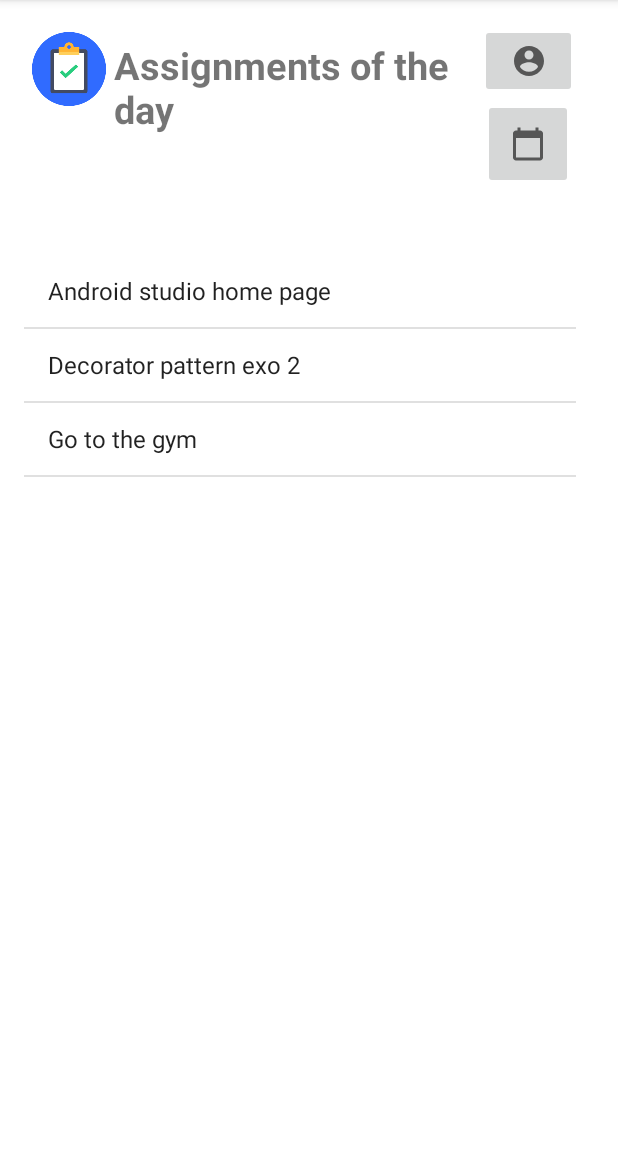
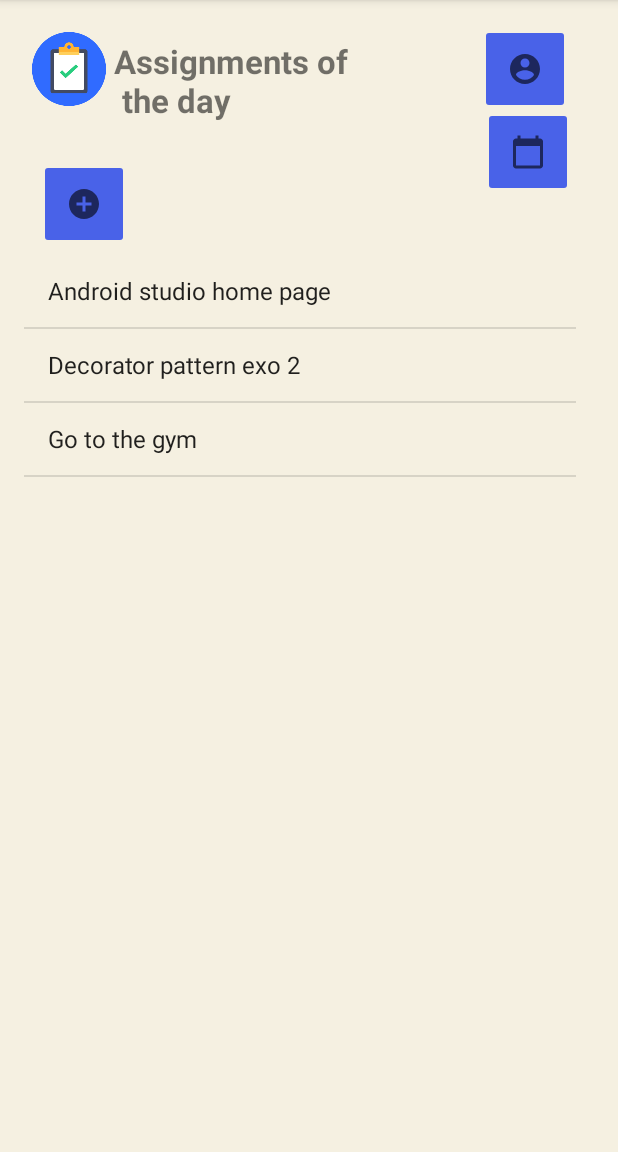
Before and after one commit to CristianaLima/Assigment, an Android app: the Home screen opened directly, with no data from a screen before it, on a phone screen of 412 x 824 dp, the part 84-1236 px from its top. Run offline under Robolectric (Android 15) with nearby library versions, the phone set to English and light mode, and no system bars.

Commit message:
Profile button, beginning of profile page

```diff
--- a/app/src/main/java/com/example/assigmentemiliecristiana/Home.java
+++ /dev/null
@@ -1,90 +0,0 @@
-package com.example.assigmentemiliecristiana;
-
-import android.app.DatePickerDialog;
-import android.content.Intent;
-import android.graphics.Color;
-import android.graphics.drawable.ColorDrawable;
-import android.os.Bundle;
-import android.view.View;
-import android.widget.ArrayAdapter;
-import android.widget.DatePicker;
-import android.widget.EditText;
-import android.widget.ImageButton;
-import android.widget.ListView;
-import android.widget.TextView;
-
-import androidx.appcompat.app.AppCompatActivity;
-
-import org.w3c.dom.Text;
-
-import java.util.ArrayList;
-import java.util.Calendar;
-
-public class Home extends AppCompatActivity {
-
-    ListView listView;
-    TextView date_view;
-    TextView homepage_date;
-    DatePickerDialog.OnDateSetListener setListener;
-
-@Override
-    protected void onCreate (Bundle savedInstanceState) {
-    super.onCreate(savedInstanceState);
-    setContentView(R.layout.activity_home);
-
-    ImageButton calendar_button = (ImageButton) findViewById(R.id.date_button);
-    ImageButton profile_button = (ImageButton) findViewById(R.id.profile_button);
-    date_view =(TextView) findViewById(R.id.date_view);
-    listView = (ListView) findViewById(R.id.home_list);
-
-    ArrayList<String> arrayList = new ArrayList<String>();
-    arrayList.add("Android studio home page");
-    arrayList.add("Decorator pattern exo 2");
-    arrayList.add("Go to the gym");
-
-    Calendar calendar = Calendar.getInstance();
-    final int year = calendar.get(Calendar.YEAR);
-    final int month = calendar.get(Calendar.MONTH);
-    final int day = calendar.get(Calendar.DAY_OF_MONTH);
-
-    ArrayAdapter arrayAdapter = new ArrayAdapter(this, android.R.layout.simple_list_item_1, arrayList);
-    listView.setAdapter(arrayAdapter);
-
-
-    profile_button.setOnClickListener(new View.OnClickListener() {
-        @Override
-        public void onClick(View view) {
-            startActivity(new Intent(Home.this, MyProfile.class));
-
-        }
-    });
-
-    calendar_button.setOnClickListener(new View.OnClickListener() {
-        public void onClick(View view) {
-            {
-                DatePickerDialog datePickerDialog = new DatePickerDialog(
-                        Home.this, android.R.style.Theme_Holo_Light_Dialog_MinWidth, setListener, year, month, day);
-                datePickerDialog.getWindow().setBackgroundDrawable(new ColorDrawable(Color.TRANSPARENT));
-                datePickerDialog.show();
-            }
-        }
-    });
-
-
-    setListener = new DatePickerDialog.OnDateSetListener() {
-        @Override
-        public void onDateSet(DatePicker datePicker, int year, int month, int day) {
-            month = month + 1;
-            String date = day + "/" + month + "/" + year;
-            homepage_date.setText(date);
-        }
-    };
-
-
-
-
-
-
-}
-
-}
--- /dev/null
+++ b/app/src/main/java/com/example/assigmentemiliecristiana/UI/Home.java
@@ -0,0 +1,101 @@
+package com.example.assigmentemiliecristiana.UI;
+
+import android.app.DatePickerDialog;
+import android.content.Intent;
+import android.graphics.Color;
+import android.graphics.drawable.ColorDrawable;
+import android.os.Bundle;
+import android.view.View;
+import android.widget.ArrayAdapter;
+import android.widget.DatePicker;
+import android.widget.ImageButton;
+import android.widget.ListView;
+import android.widget.ScrollView;
+import android.widget.TextView;
+
+import androidx.appcompat.app.AppCompatActivity;
+
+import com.example.assigmentemiliecristiana.R;
+
+import java.util.ArrayList;
+import java.util.Calendar;
+
+public class Home extends AppCompatActivity {
+
+    ScrollView scrollView;
+    TextView date_view;
+    TextView homepage_date;
+    ListView listView;
+    DatePickerDialog.OnDateSetListener setListener;
+
+    @Override
+    protected void onCreate (Bundle savedInstanceState) {
+        super.onCreate(savedInstanceState);
+        setContentView(R.layout.activity_home);
+
+        ImageButton calendar_button = (ImageButton) findViewById(R.id.date_button);
+        ImageButton profile_button = (ImageButton) findViewById(R.id.profile_button);
+        ImageButton add_assignment = (ImageButton) findViewById(R.id.add_assingment);
+        date_view =(TextView) findViewById(R.id.date_view);
+        listView = (ListView) findViewById(R.id.home_list);
+
+        ArrayList<String> arrayList = new ArrayList<String>();
+        arrayList.add("Android studio home page");
+        arrayList.add("Decorator pattern exo 2");
+        arrayList.add("Go to the gym");
+
+        Calendar calendar = Calendar.getInstance();
+        final int year = calendar.get(Calendar.YEAR);
+        final int month = calendar.get(Calendar.MONTH);
+        final int day = calendar.get(Calendar.DAY_OF_MONTH);
+
+        ArrayAdapter arrayAdapter = new ArrayAdapter(this, android.R.layout.simple_list_item_1, arrayList);
+        listView.setAdapter(arrayAdapter);
+
+        add_assignment.setOnClickListener(new View.OnClickListener() {
+            @Override
+            public void onClick(View view) {
+                startActivity(new Intent(Home.this, AddAssignment.class));
+
+            }
+        });
+
+        profile_button.setOnClickListener(new View.OnClickListener() {
+            @Override
+            public void onClick(View view) {
+                startActivity(new Intent(Home.this, MyProfile.class));
+
+            }
+        });
+
+
+
+        calendar_button.setOnClickListener(new View.OnClickListener() {
+            public void onClick(View view) {
+                {
+                    DatePickerDialog datePickerDialog = new DatePickerDialog(
+                            Home.this, android.R.style.Theme_Holo_Light_Dialog_MinWidth, setListener, year, month, day);
+                    datePickerDialog.getWindow().setBackgroundDrawable(new ColorDrawable(Color.TRANSPARENT));
+                    datePickerDialog.show();
+                }
+            }
+        });
+
+
+        setListener = new DatePickerDialog.OnDateSetListener() {
+            @Override
+            public void onDateSet(DatePicker datePicker, int year, int month, int day) {
+                month = month + 1;
+                String date = day + "/" + month + "/" + year;
+                homepage_date.setText(date);
+            }
+        };
+
+
+
+
+
+
+    }
+
+}
--- a/app/src/main/java/com/example/assigmentemiliecristiana/LoginPage.java
+++ b/app/src/main/java/com/example/assigmentemiliecristiana/UI/LoginPage.java
@@ -1,4 +1,4 @@
-package com.example.assigmentemiliecristiana;
+package com.example.assigmentemiliecristiana.UI;
 
 import android.content.Intent;
 import android.os.Bundle;
@@ -11,9 +11,10 @@ import androidx.navigation.ui.AppBarConfiguration;
 
 
 import android.widget.Button;
-import android.widget.ListView;
 import android.widget.TextView;
 import android.widget.Toast;
+
+import com.example.assigmentemiliecristiana.R;
 
 public class LoginPage extends AppCompatActivity {
 
--- a/app/src/main/java/com/example/assigmentemiliecristiana/MyProfile.java
+++ b/app/src/main/java/com/example/assigmentemiliecristiana/UI/MyProfile.java
@@ -1,9 +1,11 @@
-package com.example.assigmentemiliecristiana;
+package com.example.assigmentemiliecristiana.UI;
 
 import android.os.Bundle;
 
 import androidx.appcompat.app.AppCompatActivity;
 import androidx.navigation.ui.AppBarConfiguration;
+
+import com.example.assigmentemiliecristiana.R;
 
 public class MyProfile extends AppCompatActivity {
 
--- a/app/src/main/java/com/example/assigmentemiliecristiana/Register.java
+++ b/app/src/main/java/com/example/assigmentemiliecristiana/UI/Register.java
@@ -1,6 +1,5 @@
-package com.example.assigmentemiliecristiana;
+package com.example.assigmentemiliecristiana.UI;
 //fjskdfgfdgfdfsddsa
-import android.content.Intent;
 import android.os.Bundle;
 import android.view.View;
 import android.widget.Button;
@@ -9,6 +8,8 @@ import android.widget.Toast;
 
 import androidx.appcompat.app.AppCompatActivity;
 import androidx.navigation.ui.AppBarConfiguration;
+
+import com.example.assigmentemiliecristiana.R;
 
 public class Register extends AppCompatActivity {
 
--- /dev/null
+++ b/app/src/main/res/drawable/ic_baseline_add_circle_24.xml
@@ -0,0 +1,10 @@
+<vector xmlns:android="http://schemas.android.com/apk/res/android"
+    android:width="24dp"
+    android:height="24dp"
+    android:viewportWidth="24"
+    android:viewportHeight="24"
+    android:tint="?attr/colorControlNormal">
+  <path
+      android:fillColor="@android:color/white"
+      android:pathData="M12,2C6.48,2 2,6.48 2,12s4.48,10 10,10 10,-4.48 10,-10S17.52,2 12,2zM17,13h-4v4h-2v-4L7,13v-2h4L11,7h2v4h4v2z"/>
+</vector>
--- a/app/src/main/res/layout/activity_calendar.xml
+++ b/app/src/main/res/layout/activity_calendar.xml
@@ -4,7 +4,7 @@
     xmlns:tools="http://schemas.android.com/tools"
     android:layout_width="match_parent"
     android:layout_height="match_parent"
-    tools:context=".CalendarPage"
+    tools:context=".UI.CalendarPage"
     android:background="#ffffffff"
     >
 
--- a/app/src/main/res/layout/activity_home.xml
+++ b/app/src/main/res/layout/activity_home.xml
@@ -3,6 +3,7 @@
     android:layout_width="match_parent"
     android:layout_height="wrap_content"
     android:orientation="horizontal"
+    android:background="#f5f0e1"
     android:padding="16dp">
 
     <ImageView
@@ -21,9 +22,21 @@
         android:layout_marginTop="10dp"
         android:layout_marginEnd="5dp"
         android:layout_marginBottom="5dp"
-        android:text="Assignments of the day"
-        android:textSize="25dp"
+        android:text="Assignments of \n the day"
+        android:textSize="22dp"
         android:textStyle="bold" />
+
+    <ImageButton
+        android:id="@+id/add_assingment"
+        android:layout_width="60dp"
+        android:layout_height="60dp"
+        android:layout_alignParentEnd="true"
+        android:layout_marginLeft="300dp"
+        android:layout_marginTop="90dp"
+        android:layout_marginEnd="310dp"
+        android:backgroundTint="#FF4962E8"
+        android:contentDescription="add assignment"
+        android:src="@drawable/ic_baseline_add_circle_24" />
 
 
     <ImageButton
@@ -32,8 +45,10 @@
         android:layout_height="60dp"
         android:layout_alignParentEnd="true"
         android:layout_marginLeft="300dp"
-        android:layout_marginTop="50dp"
+        android:layout_marginTop="55dp"
         android:layout_marginEnd="14dp"
+        android:backgroundTint="#FF4962E8"
+        android:contentDescription="date_button"
         android:padding="5dp"
         android:src="@drawable/ic_baseline_calendar_today_24" />
 
@@ -57,14 +72,14 @@
 
     <ImageButton
         android:id="@+id/profile_button"
-        android:layout_width="80dp"
-        android:layout_height="49dp"
+        android:layout_width="60dp"
+        android:layout_height="60dp"
         android:layout_alignParentStart="true"
-        android:layout_alignParentTop="true"
-        android:layout_alignParentEnd="true"
         android:layout_marginStart="304dp"
         android:layout_marginTop="0dp"
         android:layout_marginEnd="11dp"
-        android:padding="20dp"
+        android:backgroundTint="#4962E8"
+        android:contentDescription="profile_button"
+        android:padding="5dp"
         android:src="@drawable/ic_baseline_account_circle_24" />
 </RelativeLayout>
--- a/app/src/main/res/layout/activity_login.xml
+++ b/app/src/main/res/layout/activity_login.xml
@@ -5,7 +5,7 @@
     android:layout_width="match_parent"
     android:layout_height="match_parent"
     android:background="@drawable/wallpaper"
-    tools:context=".LoginPage">
+    tools:context=".UI.LoginPage">
 
     <TextView
         android:layout_width="match_parent"
--- a/app/src/main/res/layout/delete.xml
+++ b/app/src/main/res/layout/delete.xml
@@ -4,7 +4,7 @@
     xmlns:tools="http://schemas.android.com/tools"
     android:layout_width="match_parent"
     android:layout_height="match_parent"
-    tools:context=".LoginPage"
+    tools:context=".UI.LoginPage"
     android:background="#f5f0e1">
 
     <androidx.appcompat.widget.Toolbar
--- a/app/src/main/res/menu/menu_main.xml
+++ b/app/src/main/res/menu/menu_main.xml
@@ -1,7 +1,7 @@
 <menu xmlns:android="http://schemas.android.com/apk/res/android"
     xmlns:app="http://schemas.android.com/apk/res-auto"
     xmlns:tools="http://schemas.android.com/tools"
-    tools:context="com.example.assigmentemiliecristiana.LoginPage">
+    tools:context="com.example.assigmentemiliecristiana.UI.LoginPage">
     <item
         android:id="@+id/action_settings"
         android:orderInCategory="100"
--- a/app/src/main/res/values/strings.xml
+++ b/app/src/main/res/values/strings.xml
@@ -8,6 +8,7 @@
     <string name="previous">Previous</string>
     <string name="title_home">Assignments to come</string>
     <string name="choose">Choose your account</string>
+    <string name="status">Status</string>
 
     <string-array name="day_of_week">
         <item>Monday</item>
```
Also changed, not shown: app/src/main/AndroidManifest.xml (+14 -4 lines), app/src/main/java/com/example/assigmentemiliecristiana/UI/AddAssignment.java (added, +16 -0 lines), app/src/main/java/com/example/assigmentemiliecristiana/UI/CalendarPage.java (renamed from app/src/main/java/com/example/assigmentemiliecristiana/CalendarPage.java, +2 -5 lines), app/src/main/res/layout/activity_add_assigment.xml (added, +123 -0 lines).
